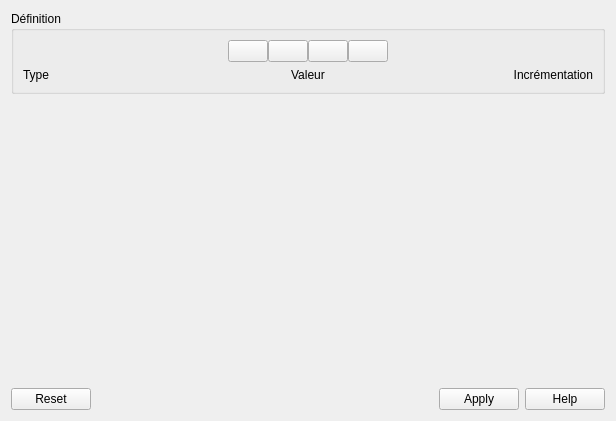
The window that sources/autoNum/ui/selectautonumw.ui (qelectrotech/qelectrotech-source-mirror) describes before a commit, drawn with Qt 5.
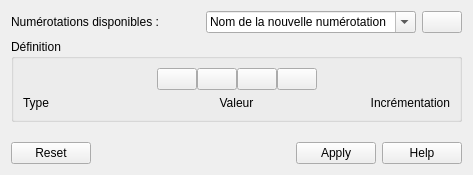
The same window after the commit. Icons and pictures are not drawn.

The edit to the form file:
```diff
--- a/sources/autoNum/ui/selectautonumw.ui
+++ b/sources/autoNum/ui/selectautonumw.ui
@@ -6,8 +6,8 @@
    <rect>
     <x>0</x>
     <y>0</y>
-    <width>616</width>
-    <height>421</height>
+    <width>473</width>
+    <height>175</height>
    </rect>
   </property>
   <property name="sizePolicy">
@@ -20,6 +20,56 @@
    <string>Form</string>
   </property>
   <layout class="QVBoxLayout" name="verticalLayout">
+   <item>
+    <layout class="QHBoxLayout" name="horizontalLayout_2">
+     <item>
+      <widget class="QLabel" name="label">
+       <property name="text">
+        <string>Numérotations disponibles :</string>
+       </property>
+      </widget>
+     </item>
+     <item>
+      <spacer name="horizontalSpacer_3">
+       <property name="orientation">
+        <enum>Qt::Horizontal</enum>
+       </property>
+       <property name="sizeHint" stdset="0">
+        <size>
+         <width>40</width>
+         <height>20</height>
+        </size>
+       </property>
+      </spacer>
+     </item>
+     <item>
+      <widget class="QComboBox" name="m_comboBox">
+       <property name="editable">
+        <bool>true</bool>
+       </property>
+       <item>
+        <property name="text">
+         <string>Nom de la nouvelle numérotation</string>
+        </property>
+       </item>
+      </widget>
+     </item>
+     <item>
+      <widget class="QPushButton" name="m_remove_pb">
+       <property name="toolTip">
+        <string>Supprimer la numérotation</string>
+       </property>
+       <property name="text">
+        <string/>
+       </property>
+       <property name="icon">
+        <iconset resource="../../../qelectrotech.qrc">
+         <normaloff>:/ico/16x16/edit-delete.png</normaloff>:/ico/16x16/edit-delete.png</iconset>
+       </property>
+      </widget>
+     </item>
+    </layout>
+   </item>
    <item>
     <widget class="QWidget" name="m_widget" native="true">
      <layout class="QVBoxLayout" name="verticalLayout_2">
```
